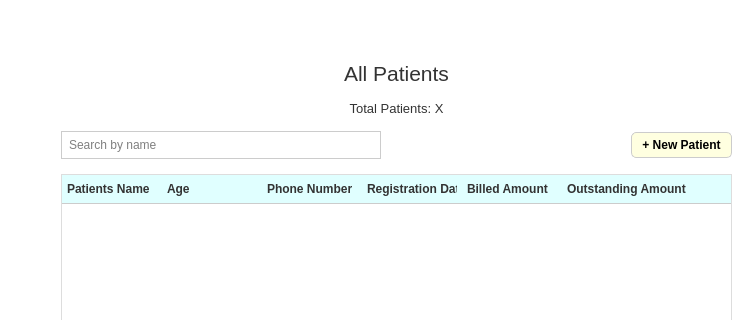
Qt form frontend/main_ui.ui (abhikantb/patient-dashboard-assignment) before a commit; both pictures show x 0 to 749 and y 0 to 320 of the 749 by 660 pixel window.
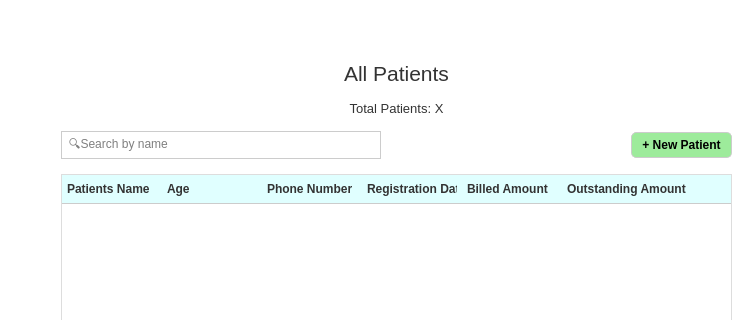
The same form after that commit.

The edit to the form file:
```diff
--- a/frontend/main_ui.ui
+++ b/frontend/main_ui.ui
@@ -110,7 +110,7 @@
       <item>
        <widget class="QLineEdit" name="lineEdit">
         <property name="placeholderText">
-         <string>Search by name </string>
+         <string>🔍Search by name </string>
         </property>
        </widget>
       </item>
@@ -123,7 +123,7 @@
     font-weight: bold;
     min-width: 70px;
     color: black; /* Ensure button text is black */
-    background-color: #FFFFE0; /* Light Blue/Pastel Accent */
+    background-color: #9deb9b ; /* Light Blue/Pastel Accent */
 	border: 1px solid #CCCCCC;
 }
 </string>
```
